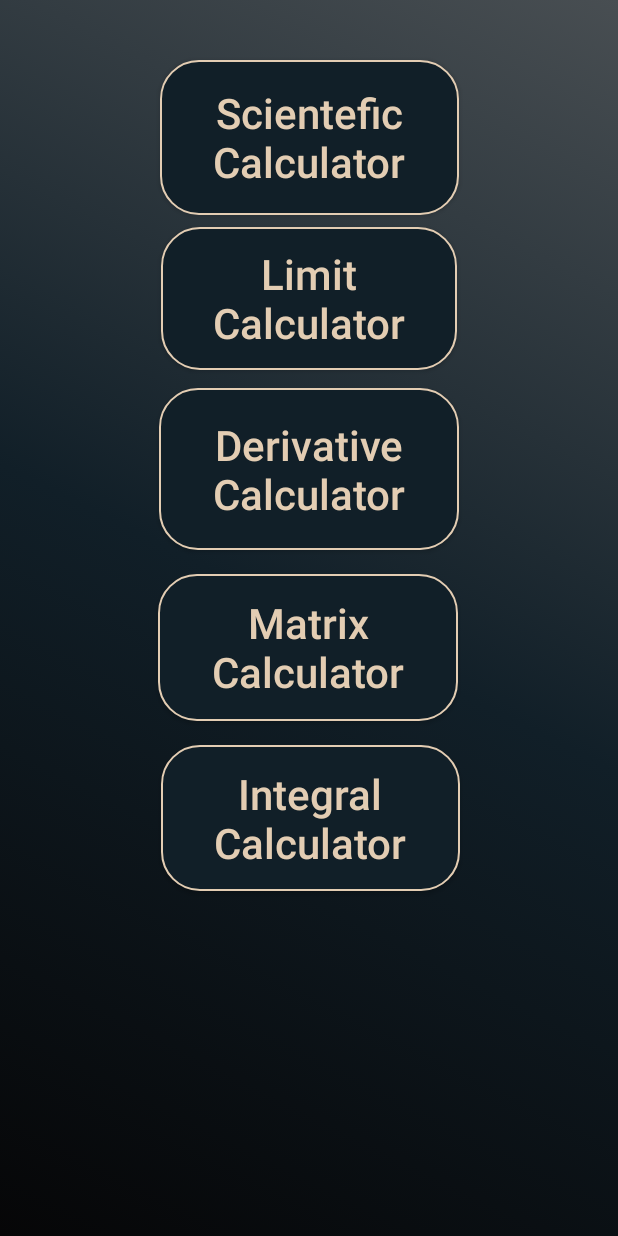
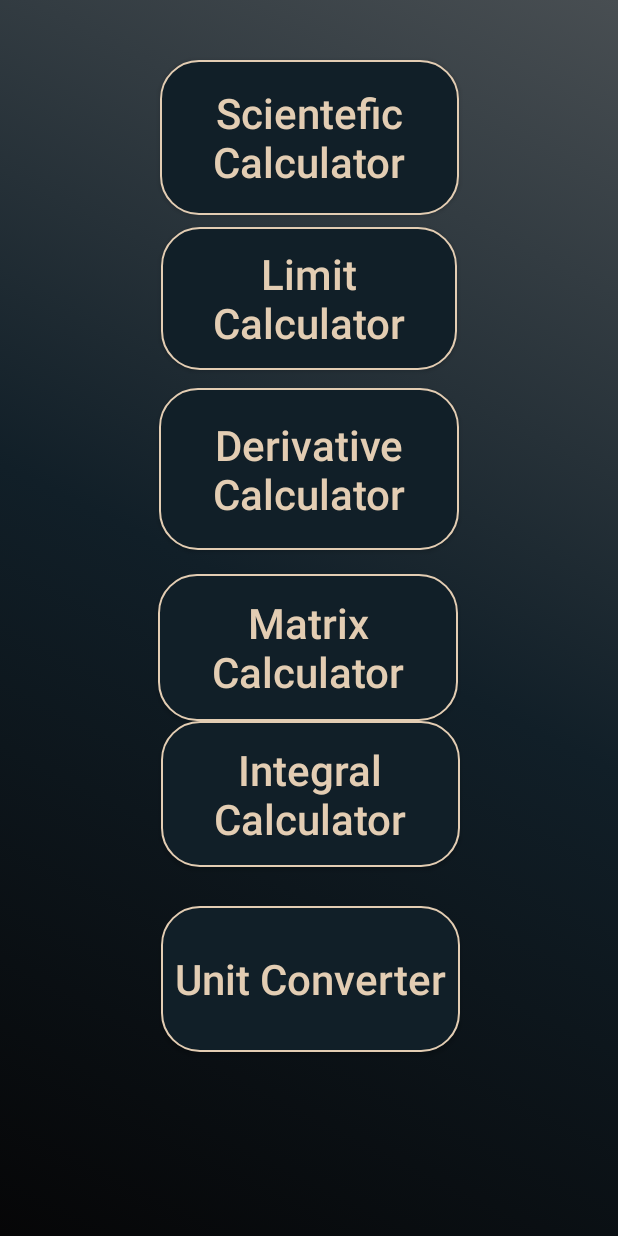
Before and after one commit to AhmadKais/Scientefic_cal, an Android app: the screen it shows after launch (OpeningActivity), on a phone screen of 412 x 824 dp. Run offline under Robolectric (Android 15) with nearby library versions, the phone set to English and light mode, and no system bars.

Commit message:
simple calc + merged the previous matrix limit and derivative and integrals , tested on some examples only, and we will need to add another activity and we need to make changes according to the theme its a lot of work+ added the unit conversion

```diff
--- a/app/build.gradle
+++ b/app/build.gradle
@@ -47,6 +47,8 @@ dependencies {
     //implementation 'com.github.PhilJay:MPAndroidChart:v3.1.0'
     implementation 'com.github.PhilJay:MPAndroidChart:v3.1.0'
     //implementation 'org.nfunk:jep:2.4.1'
+    implementation 'org.apache.commons:commons-math3:3.6.1'
+
 
 
 
--- a/app/src/main/AndroidManifest.xml
+++ b/app/src/main/AndroidManifest.xml
@@ -9,6 +9,9 @@
         android:roundIcon="@mipmap/ic_launcher_round"
         android:supportsRtl="true"
         android:theme="@style/Theme.MyApplication">
+        <activity
+            android:name=".ConverterActivity"
+            android:exported="false" />
         <activity
             android:name=".MatrixActivity"
             android:exported="false" />
--- a/app/src/main/java/com/example/myapplication/OpeningActivity.java
+++ b/app/src/main/java/com/example/myapplication/OpeningActivity.java
@@ -17,6 +17,9 @@ public class OpeningActivity extends AppCompatActivity {
         Button goToLimitButton = findViewById(R.id.gotolimit);
         Button goToLimitDerivativeButton = findViewById(R.id.gotoderivative);
         Button goToLimitIntegralButton = findViewById(R.id.gotointegral);
+        Button goToUnitConverter = findViewById(R.id.gotounit);
+
+
 
         goToCalcButton.setOnClickListener(new View.OnClickListener() {
             @Override
@@ -44,6 +47,13 @@ public class OpeningActivity extends AppCompatActivity {
                 changeActivity(IntegralActivity.class);
             }
         });
+
+        goToUnitConverter.setOnClickListener(new View.OnClickListener() {
+            @Override
+            public void onClick(View v) {
+                changeActivity(com.example.myapplication.ConverterActivity.class);
+            }
+        });
     }
 
     private void changeActivity(Class<?> destinationActivityClass) {
--- a/app/src/main/res/layout/activity_opening.xml
+++ b/app/src/main/res/layout/activity_opening.xml
@@ -74,10 +74,24 @@
         android:textAllCaps="false"
         android:textColor="@color/tanAccent"
         android:textSize="28sp"
+        app:layout_constraintEnd_toEndOf="parent"
+        app:layout_constraintHorizontal_bias="0.504"
+        app:layout_constraintStart_toStartOf="parent"
+        app:layout_constraintTop_toBottomOf="@+id/gotomatrix" />
+
+    <Button
+        android:id="@+id/gotounit"
+        android:layout_width="199dp"
+        android:layout_height="97dp"
+        android:background="@drawable/button_background"
+        android:text="Unit Converter"
+        android:textAllCaps="false"
+        android:textColor="@color/tanAccent"
+        android:textSize="28sp"
         app:layout_constraintBottom_toBottomOf="parent"
         app:layout_constraintEnd_toEndOf="parent"
         app:layout_constraintHorizontal_bias="0.504"
         app:layout_constraintStart_toStartOf="parent"
-        app:layout_constraintTop_toBottomOf="@+id/gotomatrix"
-        app:layout_constraintVertical_bias="0.064" />
+        app:layout_constraintTop_toBottomOf="@+id/gotointegral"
+        app:layout_constraintVertical_bias="0.175" />
 </androidx.constraintlayout.widget.ConstraintLayout>
--- a/app/src/main/res/values/colors.xml
+++ b/app/src/main/res/values/colors.xml
@@ -28,4 +28,6 @@
     <!-- Math Operator Button Colors -->
     <color name="purpleBackground">#330133</color>
     <color name="purpleAccent">#de00de</color>
+
+    <color name="red">#FF0000</color>
 </resources>
```
Also changed, not shown: app/src/main/java/com/example/myapplication/ConverterActivity.java (added, +88 -0 lines), app/src/main/java/com/example/myapplication/LimitActivity.java (+15 -6 lines), app/src/main/res/layout/activity_converter.xml (added, +64 -0 lines), app/src/main/res/layout/activity_limit.xml (line endings or trailing spaces).
